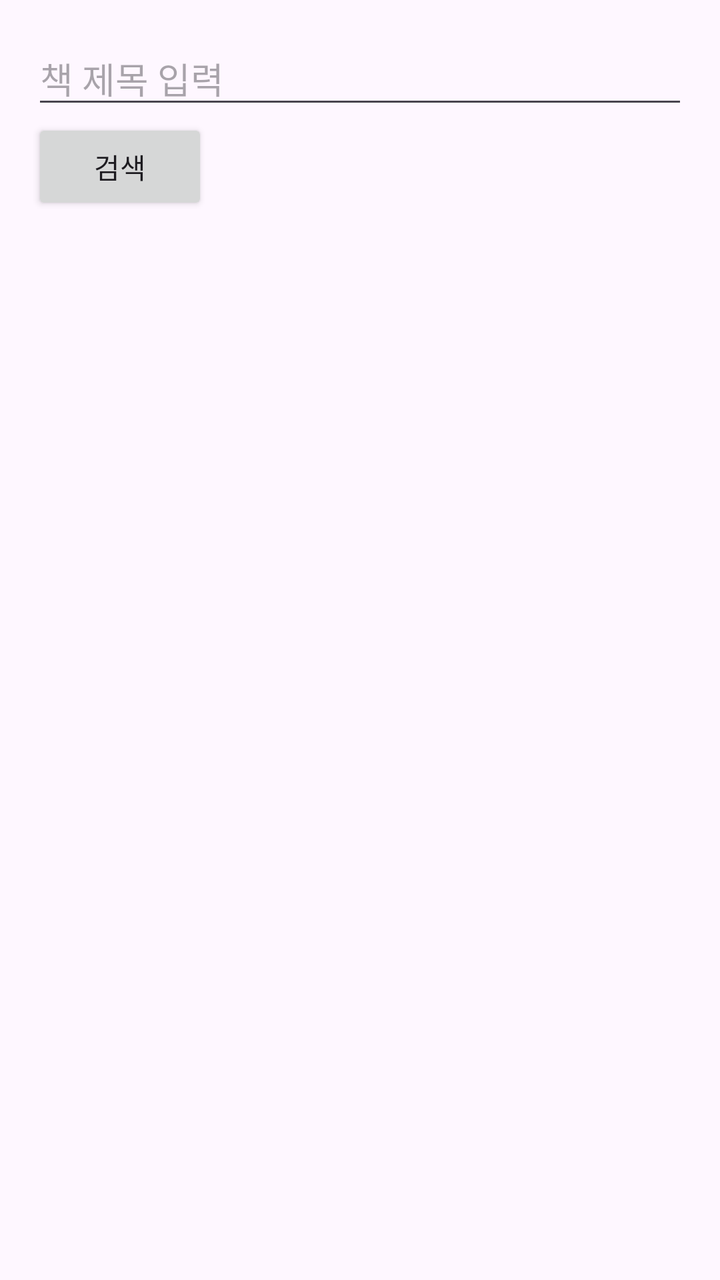
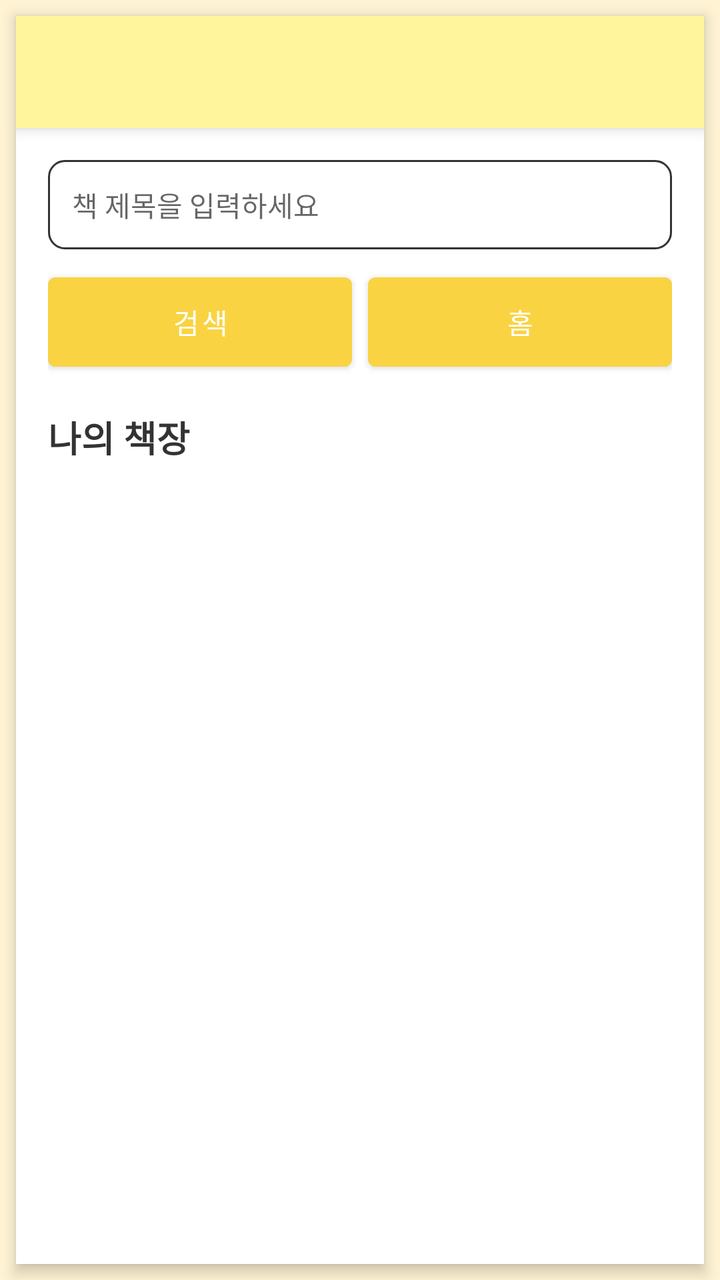

Before-and-after screenshots of an Android layout around one commit, followed by the original layout XML and the change that was made.
<!-- AndroidManifest.xml: application theme Theme.MyApplication -->
<!-- res/layout/activity_main.xml -->
<?xml version="1.0" encoding="utf-8"?>
<LinearLayout
    xmlns:android="http://schemas.android.com/apk/res/android"
    android:orientation="vertical"
    android:padding="16dp"
    android:layout_width="match_parent"
    android:layout_height="match_parent">

    <EditText
        android:id="@+id/etKeyword"
        android:hint="책 제목 입력"
        android:layout_width="match_parent"
        android:layout_height="wrap_content"/>

    <Button
        android:id="@+id/btnSearch"
        android:text="검색"
        android:layout_width="wrap_content"
        android:layout_height="wrap_content"/>

    <androidx.recyclerview.widget.RecyclerView
        android:id="@+id/rvBooks"
        android:layout_width="match_parent"
        android:layout_height="0dp"
        android:layout_weight="1"/>
</LinearLayout>
<!-- resources referenced by this layout -->
<resources>
  <style name="Theme.MyApplication" parent="Base.Theme.MyApplication" />
  <style name="Base.Theme.MyApplication" parent="Theme.Material3.DayNight.NoActionBar">
          
          
      </style>
</resources>

<!-- the commit's change to res/layout/activity_main.xml (unified diff, before → after) -->
@@ -1,26 +1,147 @@
 <?xml version="1.0" encoding="utf-8"?>
-<LinearLayout
+<androidx.drawerlayout.widget.DrawerLayout
     xmlns:android="http://schemas.android.com/apk/res/android"
-    android:orientation="vertical"
-    android:padding="16dp"
+    xmlns:app="http://schemas.android.com/apk/res-auto"
+    xmlns:tools="http://schemas.android.com/tools"
+    android:id="@+id/drawer_layout"
     android:layout_width="match_parent"
-    android:layout_height="match_parent">
+    android:layout_height="match_parent"
+    android:background="@color/bookshelf_beige"
+    tools:context=".MainActivity">
 
-    <EditText
-        android:id="@+id/etKeyword"
-        android:hint="책 제목 입력"
+    
+    <LinearLayout
+        android:id="@+id/content_container"
         android:layout_width="match_parent"
-        android:layout_height="wrap_content"/>
+        android:layout_height="match_parent"
+        android:orientation="vertical"
+        android:layout_margin="8dp"
+        android:background="@color/pure_white"
+        android:elevation="4dp">
 
-    <Button
-        android:id="@+id/btnSearch"
-        android:text="검색"
+
+        <androidx.appcompat.widget.Toolbar
+            android:id="@+id/toolbar"
+            android:layout_width="match_parent"
+            android:layout_height="?attr/actionBarSize"
+            android:background="@color/soft_yellow_dark"
+            android:theme="@style/ThemeOverlay.AppCompat.Dark.ActionBar"
+            android:elevation="4dp"
+            android:title="@string/app_name" />
+
+
+        <LinearLayout
+            android:layout_width="match_parent"
+            android:layout_height="0dp"
+            android:layout_weight="1"
+            android:orientation="vertical"
+            android:padding="16dp">
+
+    
+            <EditText
+                android:id="@+id/etKeyword"
+                android:layout_width="match_parent"
+                android:layout_height="wrap_content"
+                android:hint="책 제목을 입력하세요"
+                android:imeOptions="actionSearch"
+                android:inputType="text"
+                android:padding="12dp"
+                android:background="@drawable/edittext_background"
+                android:textColor="@color/text_dark_gray"
+                android:textSize="14sp" />
+
+    
+            <LinearLayout
+                android:layout_width="match_parent"
+                android:layout_height="wrap_content"
+                android:layout_marginTop="8dp"
+                android:orientation="horizontal">
+
+            <com.google.android.material.button.MaterialButton
+                android:id="@+id/btnSearch"
+                style="@style/Widget.MyBookshelf.Button"
+                android:layout_width="0dp"
+                android:layout_height="wrap_content"
+                android:layout_weight="1"
+                android:text="검색" />
+
+            <com.google.android.material.button.MaterialButton
+                android:id="@+id/btnHome"
+                style="@style/Widget.MyBookshelf.Button"
+                android:layout_width="0dp"
+                android:layout_height="wrap_content"
+                android:layout_marginStart="8dp"
+                android:layout_weight="1"
+                android:text="홈" />
+
+    </LinearLayout>
+
+    
+    <TextView
+        android:id="@+id/tvHeader"
         android:layout_width="wrap_content"
-        android:layout_height="wrap_content"/>
+        android:layout_height="wrap_content"
+        android:layout_marginTop="16dp"
+        android:text="나의 책장"
+        android:textColor="@color/text_dark_gray"
+        android:textSize="18sp"
+        android:textStyle="bold" />
 
+    
     <androidx.recyclerview.widget.RecyclerView
-        android:id="@+id/rvBooks"
+        android:id="@+id/rvContent"
         android:layout_width="match_parent"
         android:layout_height="0dp"
-        android:layout_weight="1"/>
+        android:layout_marginTop="8dp"
+        android:layout_weight="1" />
+
 </LinearLayout>
+</LinearLayout>
+
+    
+<com.google.android.material.navigation.NavigationView
+    android:id="@+id/navigation_view"
+    android:layout_width="wrap_content"
+    android:layout_height="match_parent"
+    android:layout_gravity="start"
+    android:background="@android:color/white"
+    app:headerLayout="@layout/nav_header"
+    app:menu="@menu/drawer_menu" />
+
+    </androidx.drawerlayout.widget.DrawerLayout>
+<!-- res/layout/nav_header.xml (included above) -->
+<?xml version="1.0" encoding="utf-8"?>
+<LinearLayout xmlns:android="http://schemas.android.com/apk/res/android"
+    android:layout_width="match_parent"
+    android:layout_height="140dp"
+    android:orientation="vertical"
+    android:paddingStart="16dp"
+    android:paddingTop="16dp"
+    android:paddingEnd="16dp"
+    android:paddingBottom="12dp"
+    android:gravity="bottom"
+    android:background="@color/soft_yellow">
+
+    
+    <ImageView
+        android:id="@+id/imgProfile"
+        android:layout_width="56dp"
+        android:layout_height="56dp"
+        android:layout_gravity="center_horizontal"
+        android:layout_marginBottom="6dp"
+        android:src="@drawable/ic_person_circle"
+        android:contentDescription="프로필 이미지" />
+
+    
+    <TextView
+        android:id="@+id/tvNickname"
+        android:layout_width="wrap_content"
+        android:layout_height="wrap_content"
+        android:layout_gravity="center_horizontal"
+        android:text="사용자 닉네임"
+        android:textColor="@android:color/white"
+        android:textSize="16sp"
+        android:textStyle="bold"
+        android:maxLines="1"
+        android:ellipsize="end" />
+</LinearLayout>
<!-- resource entries referenced after the edit -->
@@ -1,9 +1,67 @@
 <!-- resources referenced by this layout -->
 <resources>
-  <style name="Theme.MyApplication" parent="Base.Theme.MyApplication" />
-  <style name="Base.Theme.MyApplication" parent="Theme.Material3.DayNight.NoActionBar">
+  <color name="bookshelf_beige">#FFF3D4</color>
+  <color name="pure_white">#FFFFFF</color>
+  <color name="soft_yellow">#FFF9C4</color>
+  <color name="soft_yellow_dark">#FFF59D</color>
+  <color name="text_dark_gray">#333333</color>
+  <!-- drawable edittext_background (drawable) -->
+  <?xml version="1.0" encoding="utf-8"?>
+  <shape xmlns:android="http://schemas.android.com/apk/res/android"
+      android:shape="rectangle">
+  
+      
+      <solid android:color="@color/pure_white"/>
+  
+      
+      <corners android:radius="8dp"/>
+  
+      
+      <stroke
+          android:width="1dp"
+          android:color="@color/text_dark_gray"/>
+  
+      
+      <padding
+          android:left="8dp"
+          android:top="8dp"
+          android:right="8dp"
+          android:bottom="8dp"/>
+  </shape>
+  <!-- drawable ic_person_circle (drawable) -->
+  <vector xmlns:android="http://schemas.android.com/apk/res/android" android:height="24dp" android:tint="#10C34A" android:viewportHeight="960" android:viewportWidth="960" android:width="24dp">
+        
+      <path android:fillColor="@android:color/white" android:pathData="M40,720Q49,613 105.5,523Q162,433 256,380L182,252Q176,243 179,233Q182,223 192,218Q200,213 210,216Q220,219 226,228L300,356Q386,320 480,320Q574,320 660,356L734,228Q740,219 750,216Q760,213 768,218Q778,223 781,233Q784,243 778,252L704,380Q798,433 854.5,523Q911,613 920,720L40,720ZM280,610Q301,610 315.5,595.5Q330,581 330,560Q330,539 315.5,524.5Q301,510 280,510Q259,510 244.5,524.5Q230,539 230,560Q230,581 244.5,595.5Q259,610 280,610ZM680,610Q701,610 715.5,595.5Q730,581 730,560Q730,539 715.5,524.5Q701,510 680,510Q659,510 644.5,524.5Q630,539 630,560Q630,581 644.5,595.5Q659,610 680,610Z"/>
+      
+  </vector>
+  <string name="app_name">MyBook</string>
+  <style name="Widget.MyBookshelf.Button" parent="Widget.MaterialComponents.Button">
           
+          <item name="android:backgroundTint">@color/bookshelf_yellow</item>
           
+          <item name="android:textColor">@android:color/white</item>
+          
+          <item name="cornerRadius">4dp</item>
+          
+          <item name="android:paddingVertical">12dp</item>
+          <item name="android:paddingHorizontal">16dp</item>
       </style>
+  <style name="Theme.MyBookshelf" parent="Theme.MaterialComponents.DayNight.NoActionBar">
+          
+          <item name="colorPrimary">@color/bookshelf_yellow</item>
+          <item name="colorPrimaryVariant">@color/bookshelf_yellow</item>
+          <item name="colorOnPrimary">@android:color/white</item>
+  
+          
+          <item name="android:statusBarColor">@color/bookshelf_yellow</item>
+          <item name="android:navigationBarColor">@color/bookshelf_yellow</item>
+  
+          
+          <item name="android:windowBackground">@color/bookshelf_beige</item>
+  
+          
+          <item name="materialButtonStyle">@style/Widget.MyBookshelf.Button</item>
+      </style>
+  <color name="bookshelf_yellow">#F9D342</color>
 </resources>
 
